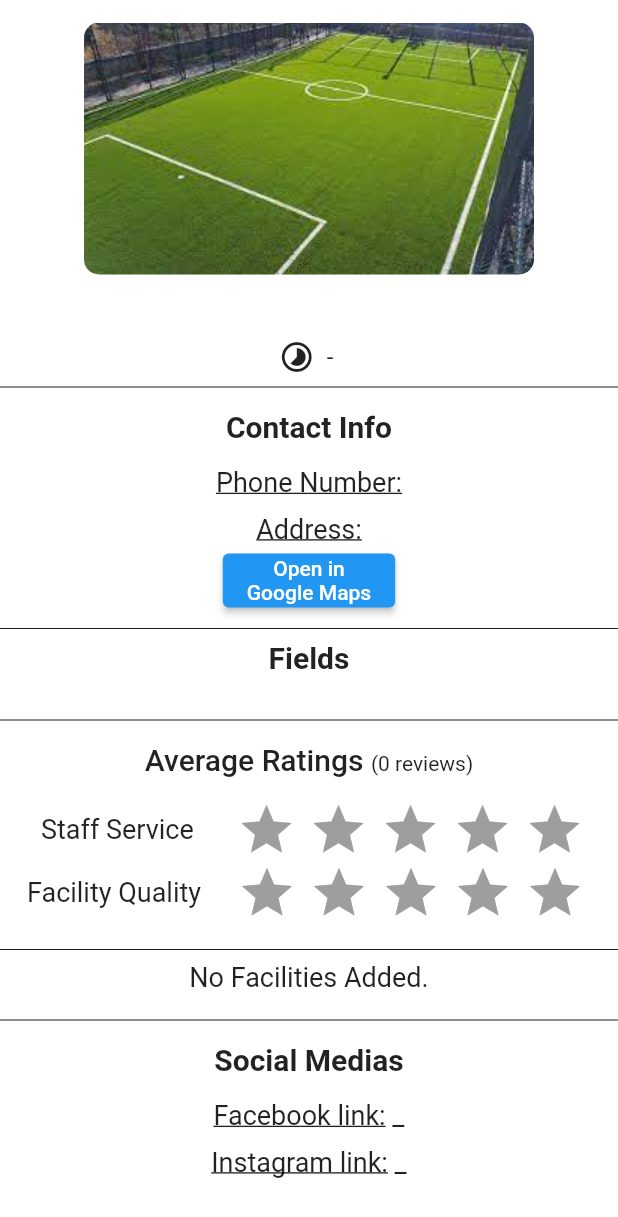
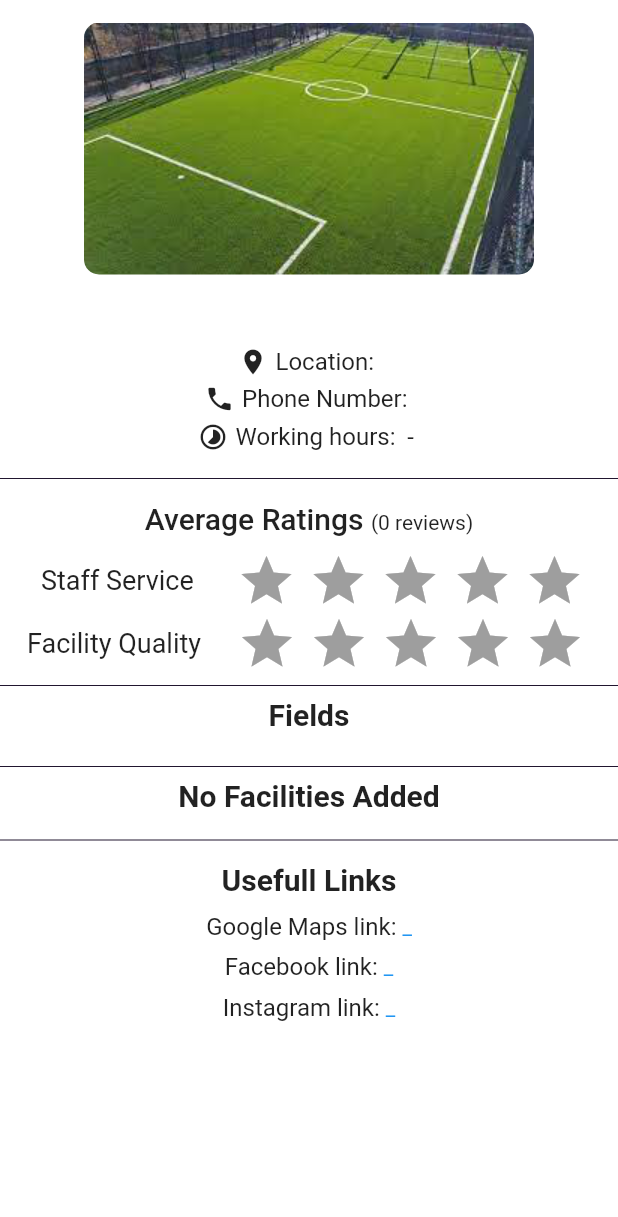
Before and after one commit to mhmdkhlf/PitchPal-Capstone-Project, a Flutter app: the ViewSportCenterProfile screen opened directly with empty values, on a phone screen of 412 x 824 dp. Shown: the top 1217 px of the screen. Run offline on Flutter 3.47's test engine with Material 2 defaults, Android fonts, the light colour scheme and no system bars; drawn by our look-alikes of flutter_rating_bar; our stand-ins replace dio, geolocator, image_picker, intl_phone_field; network calls fail.

Commit message:
finished sport-center views and fixed their design (made them look good). Player now has a search for sport-centers section. For now all this section does is that it displays all sport centers in the DB. The player can view the detailed info of each sport center and they can  open the location link and get rerouted to google maps

```diff
--- /dev/null
+++ b/frontend_mobile/lib/components/copyable_link.dart
@@ -0,0 +1,55 @@
+import 'package:flutter/material.dart';
+import 'package:flutter/services.dart';
+import 'sport_center_attribute.dart';
+
+class CopyableLink extends StatelessWidget {
+  const CopyableLink({
+    super.key,
+    required this.link,
+    required this.linkApp,
+  });
+
+  final String? link;
+  final String linkApp;
+
+  String _displayLink(String? link) {
+    return link != null && link.isNotEmpty ? link : '_';
+  }
+
+  @override
+  Widget build(BuildContext context) {
+    String linkString = _displayLink(link);
+    return GestureDetector(
+      onLongPress: () {
+        final data = ClipboardData(
+          text: _displayLink(linkString),
+        );
+        Clipboard.setData(data);
+        final snackBar =
+            SnackBar(content: Text('$linkApp link copied to clipboard'));
+        ScaffoldMessenger.of(context).showSnackBar(snackBar);
+      },
+      child: Padding(
+        padding: const EdgeInsets.symmetric(horizontal: 8.0),
+        child: Text.rich(
+          textAlign: TextAlign.center,
+          TextSpan(
+            children: <TextSpan>[
+              TextSpan(
+                text: '$linkApp link: ',
+                style: const TextStyle(fontSize: 16),
+              ),
+              TextSpan(
+                text: linkString,
+                style: const TextStyle(
+                  color: Colors.blue,
+                  fontSize: 14,
+                ),
+              ),
+            ],
+          ),
+        ),
+      ),
+    );
+  }
+}
--- /dev/null
+++ b/frontend_mobile/lib/components/sport_center_attribute.dart
@@ -0,0 +1,37 @@
+import 'package:flutter/material.dart';
+
+class SportCenterAttribute extends StatelessWidget {
+  const SportCenterAttribute({
+    super.key,
+    required this.text,
+    this.icon,
+    this.fontSize = 16.0,
+  });
+
+  final String text;
+  final IconData? icon;
+  final double fontSize;
+
+  @override
+  Widget build(BuildContext context) {
+    return Row(
+      mainAxisAlignment: MainAxisAlignment.center,
+      children: [
+        if (icon != null)
+          Row(
+            children: [
+              Icon(
+                icon,
+                size: 20,
+              ),
+              const SizedBox(width: 5),
+            ],
+          ),
+        Text(
+          text,
+          style: TextStyle(fontSize: fontSize),
+        ),
+      ],
+    );
+  }
+}
--- a/frontend_mobile/lib/pages/view_field_manager_profile.dart
+++ b/frontend_mobile/lib/pages/view_field_manager_profile.dart
@@ -45,7 +45,6 @@ class ViewFieldManagerProfile extends StatelessWidget {
                   fieldManager.sportCenterName,
                   style: const TextStyle(
                     fontSize: 20,
-                    fontWeight: FontWeight.w500,
                   ),
                 ),
                 const SizedBox(height: 15),
--- a/frontend_mobile/lib/pages/view_sport_center_profile.dart
+++ b/frontend_mobile/lib/pages/view_sport_center_profile.dart
@@ -1,12 +1,12 @@
 import 'package:flutter/material.dart';
-import 'package:url_launcher/url_launcher.dart';
-import '../data/field.dart';
 import '../data/sport_center.dart';
 import '../constants.dart';
 import '../components/average_rating_display.dart';
-import '../components/contact_info_field.dart';
+import '../components/copyable_link.dart';
+import '../components/facility_info.dart';
+import '../components/field_info.dart';
+import '../components/sport_center_attribute.dart';
 
-//TODO restyle this view, make it prettier :=)
 class ViewSportCenterProfile extends StatelessWidget {
   const ViewSportCenterProfile({
     super.key,
@@ -15,12 +15,20 @@ class ViewSportCenterProfile extends StatelessWidget {
 
   final SportCenter sportCenter;
 
-  String _displayLink(String? link) {
-    return link != null && link.isNotEmpty ? link : '_';
-  }
-
   @override
   Widget build(BuildContext context) {
+    List<Widget> fieldWidgets = sportCenter.fields
+        .map(
+          (field) => FieldInfo(field: field),
+        )
+        .toList();
+    List<Widget> facilityWidgets = sportCenter.facilitiesAvailable!
+        .map(
+          (facility) => FacilityInfo(
+            facility: facility,
+          ),
+        )
+        .toList();
     return Scaffold(
       backgroundColor: Colors.white,
       body: SafeArea(
@@ -49,108 +57,22 @@ class ViewSportCenterProfile extends StatelessWidget {
                     fontWeight: FontWeight.w600,
                   ),
                 ),
+                const SizedBox(height: 10),
+                SportCenterAttribute(
+                  text: 'Location: ${sportCenter.location.place}',
+                  icon: Icons.location_on,
+                ),
                 const SizedBox(height: 5),
-                Row(
-                  mainAxisAlignment: MainAxisAlignment.center,
-                  children: [
-                    const Icon(Icons.timelapse),
-                    Text(
-                      ' ${sportCenter.workingHours}',
-                      style: const TextStyle(
-                        fontSize: 16,
-                      ),
-                    ),
-                  ],
+                SportCenterAttribute(
+                  text: 'Phone Number: ${sportCenter.phoneNumber}',
+                  icon: Icons.phone,
                 ),
-                const Divider(color: kDarkColor),
-                const SizedBox(height: 7),
-                const Text(
-                  'Contact Info',
-                  style: TextStyle(
-                    fontSize: 20,
-                    fontWeight: FontWeight.w600,
-                  ),
-                ),
-                const SizedBox(height: 15),
-                ContactInfoField(
-                  field: 'Phone Number',
-                  value: sportCenter.phoneNumber,
+                const SizedBox(height: 5),
+                SportCenterAttribute(
+                  text: 'Working hours: ${sportCenter.workingHours}',
+                  icon: Icons.timelapse,
                 ),
                 const SizedBox(height: 10),
-                ContactInfoField(
-                  field: 'Address',
-                  value: sportCenter.location.place,
-                ),
-                ElevatedButton(
-                  style: const ButtonStyle(
-                    backgroundColor: MaterialStatePropertyAll(Colors.blue),
-                  ),
-                  child: const Text(
-                    'Open in\nGoogle Maps',
-                    textAlign: TextAlign.center,
-                  ),
-                  onPressed: () => launchUrl(
-                    Uri.parse(sportCenter.locationLink),
-                  ),
-                ),
-                const Divider(color: kDarkColor),
-                const Text(
-                  'Fields',
-                  style: TextStyle(
-                    fontSize: 20,
-                    fontWeight: FontWeight.w600,
-                  ),
-                ),
-                const SizedBox(height: 15),
-                ListView.builder(
-                  physics: const NeverScrollableScrollPhysics(),
-                  shrinkWrap: true,
-                  itemCount: sportCenter.fields.length,
-                  itemBuilder: (context, index) {
-                    Field field = sportCenter.fields[index];
-                    return Column(
-                      children: [
-                        Text(
-                          'Field #${field.fieldNumber}',
-                          style: const TextStyle(fontSize: 20),
-                        ),
-                        const SizedBox(height: 10),
-                        ContactInfoField(
-                          field: 'Field Length',
-                          value: field.fieldLength.toString(),
-                        ),
-                        const SizedBox(height: 10),
-                        ContactInfoField(
-                          field: 'Field Width',
-                          value: field.fieldWidth.toString(),
-                        ),
-                        const SizedBox(height: 10),
-                        ContactInfoField(
-                          field: 'Grass type',
-                          value: field.grassType.value,
-                        ),
-                        const SizedBox(height: 10),
-                        ContactInfoField(
-                          field: 'Recommended Team size',
-                          value: field.recommendedTeamSize.toString(),
-                        ),
-                        const SizedBox(height: 10),
-                        ContactInfoField(
-                          field: 'Reservation Price',
-                          value: '${field.reservationPrice} \$',
-                        ),
-                        if (index != sportCenter.fields.length - 1)
-                          const Padding(
-                            padding: EdgeInsets.symmetric(horizontal: 40),
-                            child: Divider(
-                              thickness: 2,
-                            ),
-                          ),
-                      ],
-                    );
-                  },
-                ),
-                const SizedBox(height: 7),
                 const Divider(color: kDarkColor),
                 const SizedBox(height: 7),
                 Text.rich(
@@ -171,7 +93,7 @@ class ViewSportCenterProfile extends StatelessWidget {
                     ],
                   ),
                 ),
-                const SizedBox(height: 15),
+                const SizedBox(height: 10),
                 AverageRatingDisplay(
                   attribute: '  Staff Service ',
                   rating: sportCenter.staffServiceAverageRating ?? 0,
@@ -180,6 +102,32 @@ class ViewSportCenterProfile extends StatelessWidget {
                 AverageRatingDisplay(
                   attribute: 'Facility Quality',
                   rating: sportCenter.facilityQualityAverageRating ?? 0,
+                ),
+                const Divider(color: kDarkColor),
+                const Text(
+                  'Fields',
+                  style: TextStyle(
+                    fontSize: 20,
+                    fontWeight: FontWeight.w600,
+                  ),
+                ),
+                const SizedBox(height: 5),
+                Wrap(
+                  children: List.generate(fieldWidgets.length, (index) {
+                    if (index % 2 == 0) {
+                      return Row(
+                        mainAxisAlignment: MainAxisAlignment.center,
+                        children: <Widget>[
+                          fieldWidgets[index],
+                          if (index + 1 < fieldWidgets.length)
+                            const SizedBox(width: 10),
+                          if (index + 1 < fieldWidgets.length)
+                            fieldWidgets[index + 1],
+                        ],
+                      );
+                    }
+                    return Container();
+                  }),
                 ),
                 const SizedBox(height: 10),
                 if (sportCenter.facilitiesAvailable != null &&
@@ -194,31 +142,24 @@ class ViewSportCenterProfile extends StatelessWidget {
                           fontWeight: FontWeight.w600,
                         ),
                       ),
-                      ListView.builder(
-                        physics: const NeverScrollableScrollPhysics(),
-                        shrinkWrap: true,
-                        itemCount: sportCenter.facilitiesAvailable!.length,
-                        itemBuilder: (context, index) {
-                          return Column(
-                            children: [
-                              const SizedBox(height: 15),
-                              Text(
-                                'Facility #${index + 1}',
-                                style: const TextStyle(fontSize: 16),
-                              ),
-                              const SizedBox(height: 10),
-                              Text(
-                                sportCenter.facilitiesAvailable![index].name,
-                              ),
-                              const SizedBox(height: 10),
-                              Text(
-                                sportCenter
-                                    .facilitiesAvailable![index].description,
-                                maxLines: 3,
-                              ),
-                            ],
-                          );
-                        },
+                      const SizedBox(height: 7),
+                      Wrap(
+                        children:
+                            List.generate(facilityWidgets.length, (index) {
+                          if (index % 2 == 0) {
+                            return Row(
+                              mainAxisAlignment: MainAxisAlignment.center,
+                              children: <Widget>[
+                                facilityWidgets[index],
+                                if (index + 1 < facilityWidgets.length)
+                                  const SizedBox(width: 10),
+                                if (index + 1 < facilityWidgets.length)
+                                  facilityWidgets[index + 1],
+                              ],
+                            );
+                          }
+                          return Container();
+                        }),
                       ),
                     ],
                   )
@@ -227,8 +168,11 @@ class ViewSportCenterProfile extends StatelessWidget {
                     children: const [
                       Divider(color: kDarkColor),
                       Text(
-                        'No Facilities Added.',
-                        style: TextStyle(fontSize: 18),
+                        'No Facilities Added',
+                        style: TextStyle(
+                          fontSize: 20,
+                          fontWeight: FontWeight.w600,
+                        ),
                       ),
                       SizedBox(height: 10)
                     ],
@@ -236,23 +180,21 @@ class ViewSportCenterProfile extends StatelessWidget {
                 const Divider(color: kDarkColor),
                 const SizedBox(height: 7),
                 const Text(
-                  'Social Medias',
+                  'Usefull Links',
                   style: TextStyle(
                     fontSize: 20,
                     fontWeight: FontWeight.w600,
                   ),
                 ),
+                const SizedBox(height: 10),
+                CopyableLink(
+                    link: sportCenter.locationLink, linkApp: 'Google Maps'),
+                const SizedBox(height: 8),
+                CopyableLink(link: sportCenter.linkToFB, linkApp: 'Facebook'),
+                const SizedBox(height: 8),
+                CopyableLink(
+                    link: sportCenter.linkToInsta, linkApp: 'Instagram'),
                 const SizedBox(height: 15),
-                ContactInfoField(
-                  field: 'Facebook link',
-                  value: _displayLink(sportCenter.linkToInsta),
-                ),
-                const SizedBox(height: 10),
-                ContactInfoField(
-                  field: 'Instagram link',
-                  value: _displayLink(sportCenter.linkToInsta),
-                ),
-                const SizedBox(height: 10),
               ],
             ),
           ),
```
Also changed, not shown: frontend_mobile/lib/components/facility_info.dart (added, +41 -0 lines), frontend_mobile/lib/components/field_info.dart (added, +55 -0 lines), frontend_mobile/lib/components/sport_center_card.dart (added, +85 -0 lines), frontend_mobile/lib/pages/player_home.dart (+62 -43 lines).
